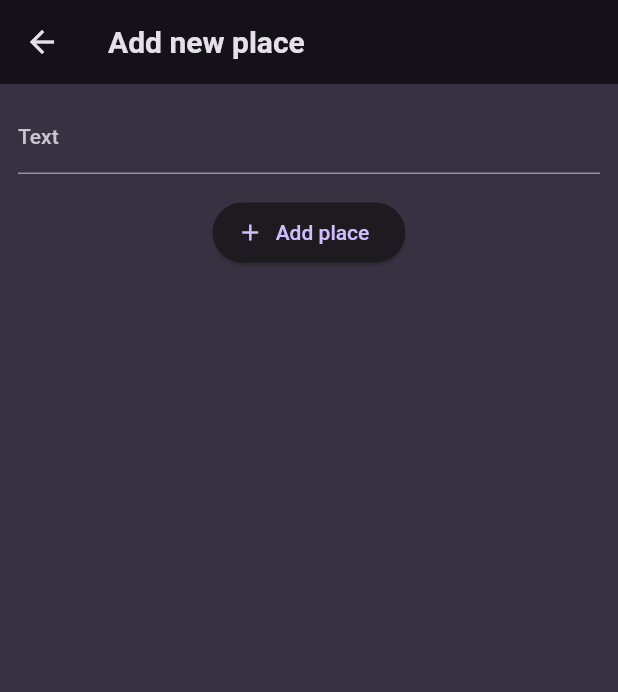
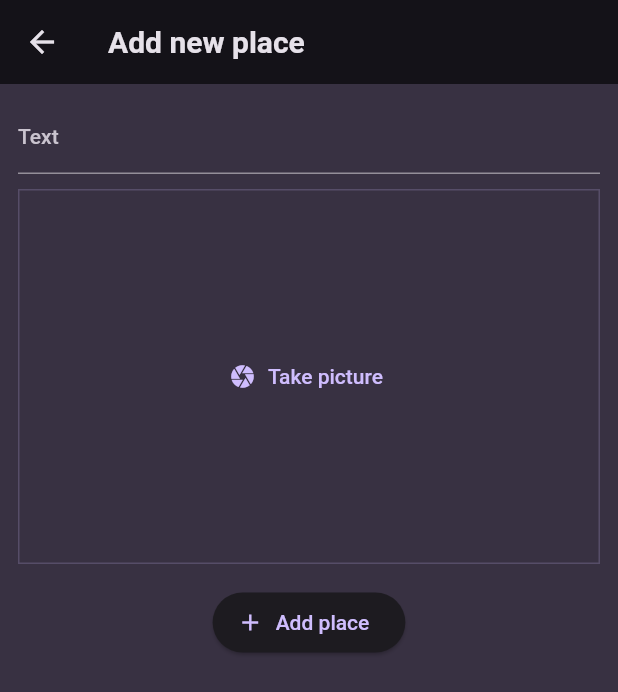
Before and after one commit to ivankopech/places_app, a Flutter app: the AddPlaceScreen screen opened directly, on a phone screen of 412 x 824 dp. Shown: the top 692 px of the screen. Run offline on Flutter 3.47's test engine with Material 2 defaults, Android fonts, the phone set to English and light mode, and no system bars; our stand-ins replace flutter_riverpod, google_fonts.

Commit message:
agrego al widget para sacar foto

```diff
--- a/lib/screen/add_place.dart
+++ b/lib/screen/add_place.dart
@@ -2,6 +2,7 @@ import 'package:flutter/material.dart';
 import 'package:flutter_riverpod/flutter_riverpod.dart';
 
 import '../providers/user_places.dart';
+import '../widgets/image_input.dart';
 
 class AddPlaceScreen extends ConsumerStatefulWidget {
   const AddPlaceScreen({super.key});
@@ -48,6 +49,8 @@ class _AddPlaceScreenState extends ConsumerState<AddPlaceScreen> {
               ),
               controller: _titleController,
             ),
+            SizedBox(height: 10),
+            ImageInput(),
             SizedBox(height: 15),
             ElevatedButton.icon(
               onPressed: () {
```
